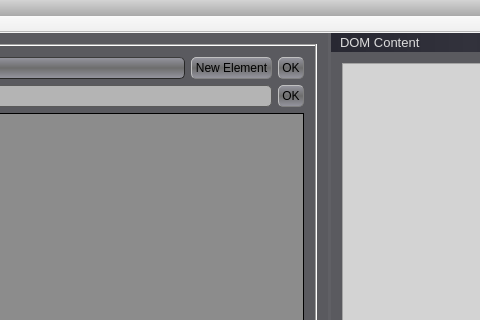
Qt form GCXMLGenerator/gcmainwindow.ui (goblincoding/xmlmill) before a commit; both pictures show x 406 to 886 and y 0 to 320 of the 1015 by 571 pixel window.
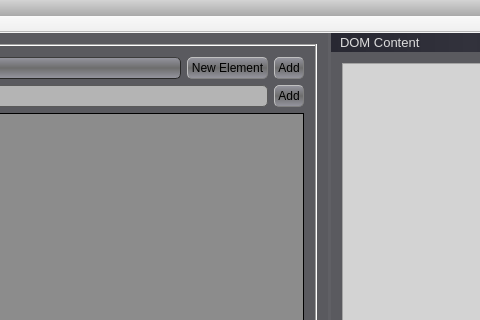
The same form after that commit. Icons and pictures are not drawn.

Commit message: Changed "OK" button text to "Add".

```diff
--- a/GCXMLGenerator/gcmainwindow.ui
+++ b/GCXMLGenerator/gcmainwindow.ui
@@ -532,7 +532,7 @@
          <item row="0" column="3">
           <widget class="QPushButton" name="addElementButton">
            <property name="text">
-            <string>OK</string>
+            <string>Add</string>
            </property>
           </widget>
          </item>
@@ -552,7 +552,7 @@
          <item row="1" column="3">
           <widget class="QPushButton" name="addAttributeButton">
            <property name="text">
-            <string>OK</string>
+            <string>Add</string>
            </property>
           </widget>
          </item>
```
